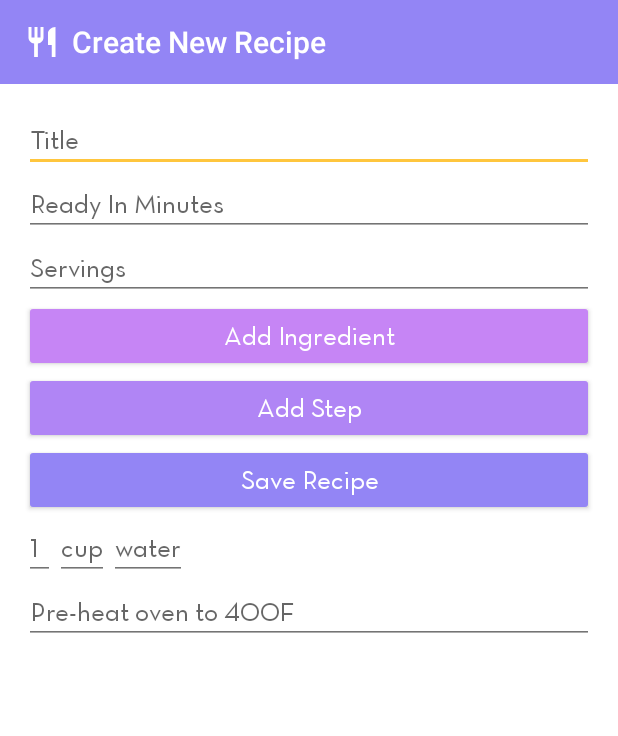
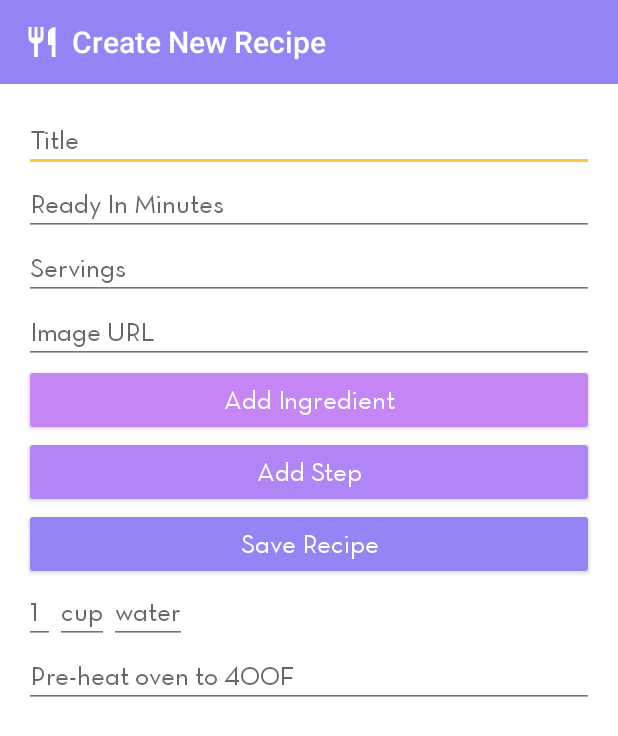
Before and after one commit to paulentine/LookMaCapstone, an Android app: the NewRecipeActivity screen opened directly, with no data from a screen before it, after a tap on "Add Step", on a phone screen of 412 x 824 dp. Shown: the top 736 px of the screen. Run offline under Robolectric (Android 15) with nearby library versions, the phone set to English and light mode, and no system bars; our stand-ins replace Firebase (no records; nobody signed in at launch, a user with empty details on screens opened directly); 1 other tap on this screen came first.

Commit message:
Add recipe images, displays onto details page with Glide

```diff
--- a/app/src/main/java/com/paulentine/android/capstone/NewRecipeActivity.java
+++ b/app/src/main/java/com/paulentine/android/capstone/NewRecipeActivity.java
@@ -28,47 +28,26 @@ public class NewRecipeActivity extends AppCompatActivity {
     private EditText editTextTitle;
     private EditText editTextReadyInMinutes;
     private EditText editTextServings;
+    private EditText editTextImage;
     private int stepsCount;
 
     @Override
     protected void onCreate(Bundle savedInstanceState) {
-//        setTheme(R.style.AppTheme);
         super.onCreate(savedInstanceState);
         setContentView(R.layout.activity_new_recipe);
 
         editTextTitle = findViewById(R.id.edit_text_title);
         editTextReadyInMinutes = findViewById(R.id.edit_text_ready_in_minutes);
         editTextServings = findViewById(R.id.edit_text_servings);
+        editTextImage = findViewById(R.id.edit_text_image);
 
-        final LinearLayout stepsLayout = findViewById(R.id.steps_linear_layout);
-        final Button mNewStepButton = findViewById(R.id.recipe_button_new_step);
-        mNewStepButton.setOnClickListener(new View.OnClickListener() {
-            @Override
-            public void onClick(View view) {
-                EditText editText = new EditText(stepsLayout.getContext());
-                editText.setHint("Pre-heat oven to 400F");
-                editText.setTextAppearance(R.style.AppTheme_Body1);
-
-                stepsCount++;
-                Log.d("stepsCount", Integer.toString(stepsCount));
-//                editText.setText("TextView " + String.valueOf(stepsCount));
-                stepsLayout.addView(editText);
-            }
-        });
-
+        // Ingredients
         final LinearLayout ingredientsLayout = (LinearLayout) findViewById(R.id.ingredients_linear_layout);
-
         final Button mNewIngredientButton = findViewById(R.id.recipe_button_new_ingredient);
         mNewIngredientButton.setOnClickListener(new View.OnClickListener() {
             @Override
             public void onClick(View view) {
-
                 LinearLayout ingredientLayout = new LinearLayout(ingredientsLayout.getContext());
-//                LinearLayout.LayoutParams params = new LinearLayout.LayoutParams(LinearLayout.LayoutParams.MATCH_PARENT,
-//                        LinearLayout.LayoutParams.WRAP_CONTENT);
-//                ingredientLayout.setGravity(Gravity.CENTER);
-//                ingredientLayout.setLayoutParams(params);
-//                ingredientLayout.setPadding(10, 10, 10, 10);
 
                 EditText editAmount = new EditText(ingredientLayout.getContext());
                 editAmount.setTextAppearance(R.style.AppTheme_Body1);
@@ -90,6 +69,21 @@ public class NewRecipeActivity extends AppCompatActivity {
             }
         });
 
+        // Steps
+        final LinearLayout stepsLayout = findViewById(R.id.steps_linear_layout);
+        final Button mNewStepButton = findViewById(R.id.recipe_button_new_step);
+        mNewStepButton.setOnClickListener(new View.OnClickListener() {
+            @Override
+            public void onClick(View view) {
+                EditText editText = new EditText(stepsLayout.getContext());
+                editText.setHint("Pre-heat oven to 400F");
+                editText.setTextAppearance(R.style.AppTheme_Body1);
+                stepsLayout.addView(editText);
+
+                stepsCount++;
+            }
+        });
+
         final Button mSaveButton = findViewById(R.id.recipe_button_save);
         mSaveButton.setOnClickListener(new View.OnClickListener() {
             @Override
@@ -103,25 +97,16 @@ public class NewRecipeActivity extends AppCompatActivity {
         String title = editTextTitle.getText().toString();
         int readyInMinutes = Integer.parseInt(editTextReadyInMinutes.getText().toString());
         int servings = Integer.parseInt(editTextServings.getText().toString());
+        String image = editTextImage.getText().toString();
         List<ExtendedIngredient> extendedIngredients = new ArrayList<ExtendedIngredient>();
         List<Step> steps = new ArrayList<Step>();
 
-        final LinearLayout stepsLayout = findViewById(R.id.steps_linear_layout);
-//        int count = stepsLayout.getChildCount();
-        for (int stepNum = 0; stepNum < stepsCount; stepNum++) {
-            EditText stepField = (EditText)stepsLayout.getChildAt(stepNum);
-            String stepInstruction = stepField.getText().toString();
-            steps.add(new Step(stepNum, stepInstruction));
-        }
-
+        // Ingredients
         final LinearLayout ingredientsLayout = findViewById(R.id.ingredients_linear_layout);
-
         int ingredientsCount = ingredientsLayout.getChildCount();
         Log.d("ingredientsCount", Integer.toString(ingredientsCount));
 
         for (int ingNum = 0; ingNum < ingredientsCount; ingNum++) {
-            // Use findViewWithTag
-
             LinearLayout ingredientLayout = (LinearLayout)ingredientsLayout.getChildAt(ingNum);
             Log.d("ingredientLayout", (String.valueOf(ingredientLayout)));
 
@@ -137,6 +122,14 @@ public class NewRecipeActivity extends AppCompatActivity {
             extendedIngredients.add(new ExtendedIngredient(ingredientName, ingredientAmount, ingredientUnit));
         }
 
+        // Steps
+        final LinearLayout stepsLayout = findViewById(R.id.steps_linear_layout);
+        for (int stepNum = 0; stepNum < stepsCount; stepNum++) {
+            EditText stepField = (EditText)stepsLayout.getChildAt(stepNum);
+            String stepInstruction = stepField.getText().toString();
+            steps.add(new Step(stepNum, stepInstruction));
+        }
+
         if (title.trim().isEmpty()) {
             Toast.makeText(this, "Please insert a title", Toast.LENGTH_SHORT).show();
             return;
@@ -145,7 +138,7 @@ public class NewRecipeActivity extends AppCompatActivity {
         CollectionReference recipesRef = FirebaseFirestore.getInstance()
                 .collection("testImgs");
 
-        recipesRef.add(new Recipe(title, readyInMinutes, servings, extendedIngredients, steps));
+        recipesRef.add(new Recipe(title, readyInMinutes, servings, image, extendedIngredients, steps));
 
         Toast.makeText(this, "Recipe added", Toast.LENGTH_SHORT).show();
         finish();
--- a/app/src/main/res/layout/activity_new_recipe.xml
+++ b/app/src/main/res/layout/activity_new_recipe.xml
@@ -54,13 +54,19 @@
             android:hint="Servings"
             android:inputType="text" />
 
+        <EditText
+            android:id="@+id/edit_text_image"
+            style="@style/AppTheme.Body1"
+            android:layout_width="match_parent"
+            android:layout_height="wrap_content"
+            android:hint="Image URL"
+            android:inputType="text" />
+
         <Button
             android:id="@+id/recipe_button_new_ingredient"
             style="@style/AppTheme.Body1"
             android:layout_width="match_parent"
             android:layout_height="wrap_content"
-            android:layout_alignTop="@+id/edit_text_servings"
-            android:layout_alignBottom="@+id/edit_text_servings"
             android:backgroundTint="#C685F5"
             android:text="Add Ingredient"
             android:textColor="@android:color/white" />
@@ -70,9 +76,6 @@
             style="@style/AppTheme.Body1"
             android:layout_width="match_parent"
             android:layout_height="wrap_content"
-            android:layout_alignTop="@+id/edit_text_servings"
-            android:layout_alignBottom="@+id/edit_text_servings"
-            android:layout_toRightOf="@+id/recipe_button_new_ingredient"
             android:backgroundTint="#B085F5"
             android:text="Add Step"
             android:textColor="@android:color/white" />
--- a/app/src/main/res/layout/activity_recipe_detail.xml
+++ b/app/src/main/res/layout/activity_recipe_detail.xml
@@ -16,14 +16,14 @@
         <ImageView
             android:id="@+id/recipe_image"
             android:layout_width="match_parent"
-            android:layout_height="200dp"
+            android:layout_height="250dp"
             android:alpha="1.0"
             android:scaleType="centerCrop"
             tools:src="@drawable/food_1" />
 
         <View
             android:layout_width="match_parent"
-            android:layout_height="200dp"
+            android:layout_height="250dp"
             android:background="@drawable/gradient_up" />
 
         <!-- Back button -->
```
Also changed, not shown: app/src/main/java/com/paulentine/android/capstone/RecipeDetailActivity.java (+9 -11 lines), app/src/main/java/com/paulentine/android/capstone/model/Recipe.java (+14 -1 lines).
